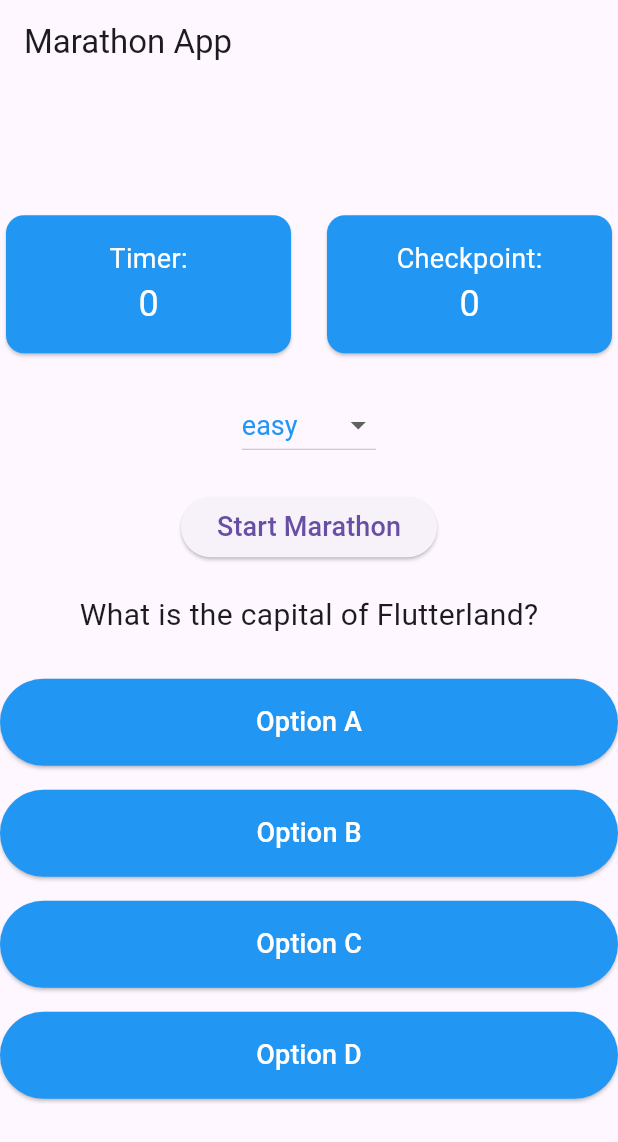
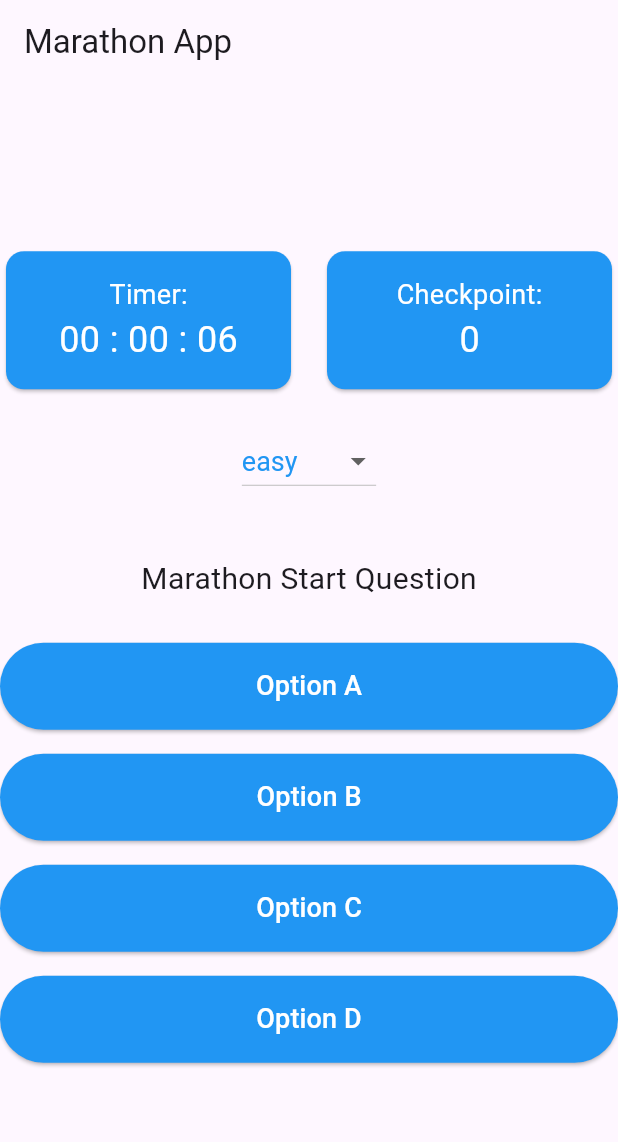
Before and after one commit to uumair327/gdscmarathon, a Flutter app: the screen it shows after launch, after a tap on "Start Marathon", on a phone screen of 412 x 824 dp. Shown: the top 1142 px of the screen. Run offline on Flutter 3.47's test engine with Material 3 defaults, Android fonts, the phone set to English and light mode, and no system bars; missing offline and left inert: qr_bar_code_scanner_dialog.

Commit message:
QR Code Added

```diff
--- a/lib/main.dart
+++ b/lib/main.dart
@@ -1,5 +1,6 @@
 import 'package:flutter/material.dart';
 import 'package:qr_bar_code_scanner_dialog/qr_bar_code_scanner_dialog.dart';
+import 'dart:async';
 
 void main() {
   runApp(const MyApp());
@@ -29,7 +30,7 @@
 }
 
 class _MarathonScreenState extends State<MarathonScreen> {
-  int timerValue = 0; // You can replace this with the actual timer value
+  final stopwatch = Stopwatch();
   int checkpoint = 0;
   String selectedDifficulty = 'easy'; // Default difficulty
   bool marathonStarted = false;
@@ -37,8 +38,18 @@
   final _qrBarCodeScannerDialogPlugin = QrBarCodeScannerDialog();
   String? code;
 
-  String question = 'What is the capital of Flutterland?';
+  String questionS = 'Marathon Start Question';
+  String question1 = 'Checkpoint 1 Question';
+  String question2 = 'Checkpoint 2 Question';
+
   List<String> options = ['Option A', 'Option B', 'Option C', 'Option D'];
+
+  String _printDuration(Duration duration) {
+    String milliseconds = (duration.inMilliseconds % 1000).toString().padLeft(2, "0"); // this one for the miliseconds
+    String seconds = ((duration.inMilliseconds ~/ 1000) % 60).toString().padLeft(2, "0"); // this is for the second
+    String minutes = ((duration.inMilliseconds ~/ 1000) ~/ 60).toString().padLeft(2, "0");
+    return "$minutes : $seconds : $milliseconds";
+  }
 
   @override
   Widget build(BuildContext context) {
@@ -65,7 +76,7 @@
                             style: TextStyle(fontSize: 18, color: Colors.white),
                           ),
                           Text(
-                            '$timerValue',
+                            '${_printDuration(stopwatch.elapsed)}',
                             style: const TextStyle(
                                 fontSize: 24, color: Colors.white),
                           ),
@@ -118,10 +129,12 @@
               style: const TextStyle(fontSize: 18),
             ),
             const SizedBox(height: 20),
+            if(!marathonStarted)
               ElevatedButton(
                 onPressed: () {
                   setState(() {
                     marathonStarted = true;
+                    stopwatch.start();
                   });
                 },
                 child: const Text(
@@ -134,7 +147,7 @@
                 children: [
                   const SizedBox(height: 20),
                   Text(
-                    question,
+                    questionS,
                     style: const TextStyle(fontSize: 20),
                   ),
                   const SizedBox(height: 20),
@@ -157,14 +170,18 @@
                                   onCode: (scannedCode) {
                                     setState(() {
                                       this.code = scannedCode;
-                                      if (scannedCode ==
-                                              'GDSC: Check Point 1' ||
-                                          scannedCode ==
-                                              'GDSC: Check Point 2') {
+                                      switch (scannedCode){
+                                        case "GDSC: Check Point 1":
+                                          questionS = question1;
+                                          break;
+                                        case "GDSC: Check Point 2":
+                                          questionS = question2;
+                                          break;
+                                        }
                                         // Update checkpoint logic
                                         checkpoint++;
                                       }
-                                    });
+                                    );
                                   },
                                 );
                               },
```
Also changed, not shown: pubspec.lock. Lines whose indentation alone changed are shown as unchanged.
